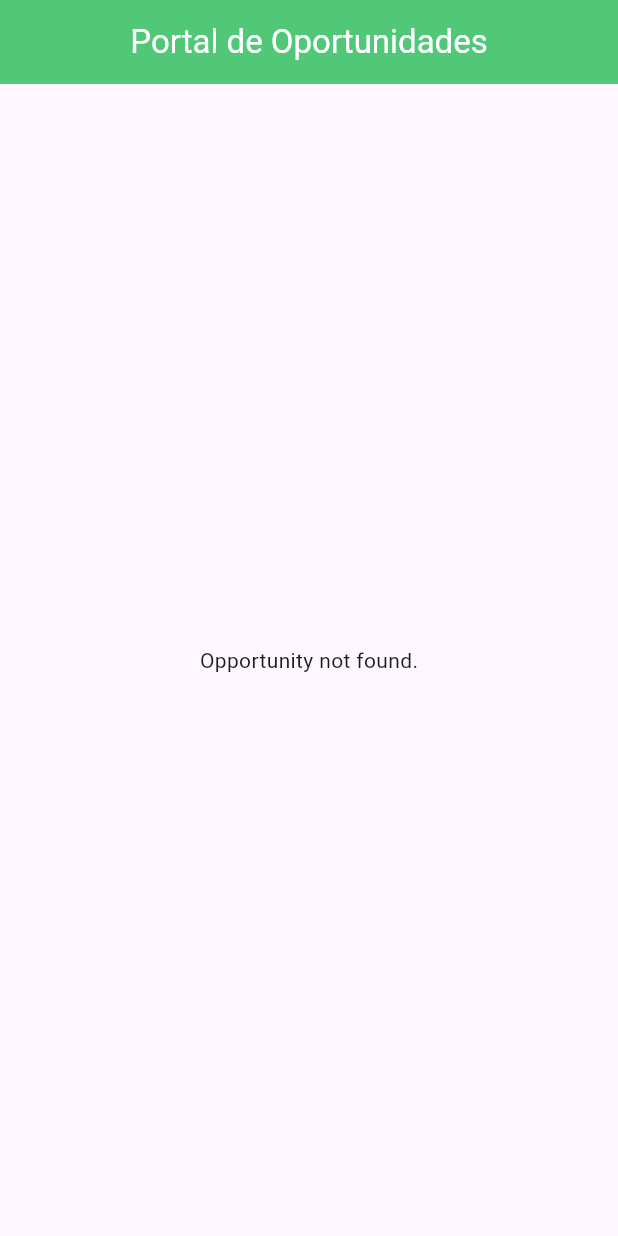
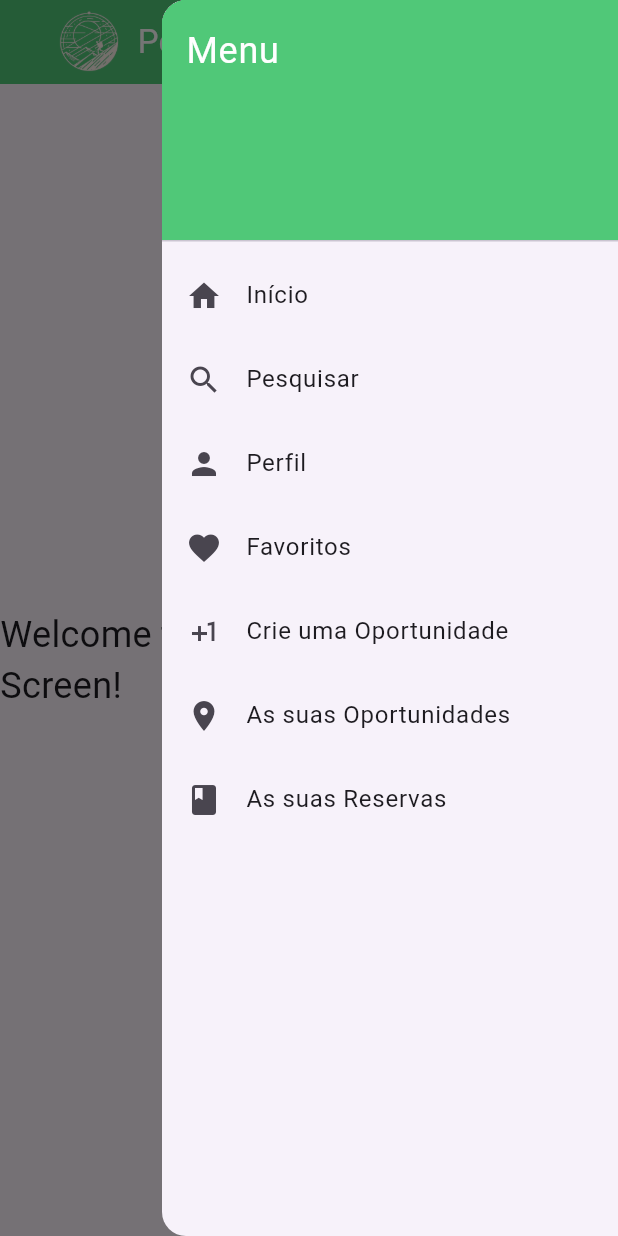
Before and after one commit to ITzJustMe13/PortalDeOportunidades, a Flutter app: the screen it shows after launch, with the side drawer open (before the commit the screen has no drawer), on a phone screen of 412 x 824 dp. Run offline on Flutter 3.47's test engine with Material 3 defaults, Android fonts, the phone set to English and light mode, and no system bars.

Commit message:
Creation of AppBar and NavDrawer and OppDetailsScreen

```diff
--- /dev/null
+++ b/frontend/lib/Views/CustomAppBar.dart
@@ -0,0 +1,37 @@
+import 'package:flutter/material.dart';
+
+class CustomAppBar extends StatelessWidget implements PreferredSizeWidget {
+  final String title;
+  final List<Widget>? actions;
+
+  const CustomAppBar({
+    Key? key,
+    required this.title,
+    this.actions,
+  }) : super(key: key);
+
+  @override
+  Widget build(BuildContext context) {
+    return AppBar(
+      centerTitle: true,
+      backgroundColor: const Color(0xFF50C878),
+      foregroundColor: Colors.white,
+      actions: actions ?? [],
+      title: Row(
+        mainAxisAlignment: MainAxisAlignment.center,
+        children: [
+          Image.asset(
+            'assets/images/logo.png',
+            height: 50,                  // Adjust the size of the logo
+            width: 50,
+          ),
+          const SizedBox(width: 8),    // Space between logo and title
+          Text(title),
+        ],
+      ),
+    );
+  }
+
+  @override
+  Size get preferredSize => const Size.fromHeight(kToolbarHeight);
+}
--- /dev/null
+++ b/frontend/lib/Views/CustomDrawer.dart
@@ -0,0 +1,75 @@
+import 'package:flutter/material.dart';
+
+class CustomDrawer extends StatelessWidget {
+  @override
+  Widget build(BuildContext context) {
+    return Drawer(
+      child: ListView(
+        padding: EdgeInsets.zero,
+        children: [
+          const DrawerHeader(
+            decoration: BoxDecoration(
+              color: Color(0xFF50C878),
+            ),
+            child: Text(
+              'Menu',
+              style: TextStyle(
+                color: Colors.white,
+                fontSize: 24,
+              ),
+            ),
+          ),
+          ListTile(
+            leading: const Icon(Icons.home),
+            title: const Text('Início'),
+            onTap: () {
+              Navigator.pop(context); // Close the drawer
+            },
+          ),
+          ListTile(
+            leading: const Icon(Icons.search),
+            title: const Text('Pesquisar'),
+            onTap: () {
+              Navigator.pop(context); // Close the drawer
+            },
+          ),
+          ListTile(
+            leading: const Icon(Icons.person),
+            title: const Text('Perfil'),
+            onTap: () {
+              Navigator.pop(context); // Close the drawer
+            },
+          ),
+          ListTile(
+            leading: const Icon(Icons.favorite),
+            title: const Text('Favoritos'),
+            onTap: () {
+              Navigator.pop(context); // Close the drawer
+            },
+          ),
+          ListTile(
+            leading: const Icon(Icons.plus_one),
+            title: const Text('Crie uma Oportunidade'),
+            onTap: () {
+              Navigator.pop(context); // Close the drawer
+            },
+          ),
+          ListTile(
+            leading: const Icon(Icons.place),
+            title: const Text('As suas Oportunidades'),
+            onTap: () {
+              Navigator.pop(context); // Close the drawer
+            },
+          ),
+          ListTile(
+            leading: const Icon(Icons.book),
+            title: const Text('As suas Reservas'),
+            onTap: () {
+              Navigator.pop(context); // Close the drawer
+            },
+          ),
+        ],
+      ),
+    );
+  }
+}
--- /dev/null
+++ b/frontend/lib/Views/OpportunityDetailsScreen.dart
@@ -0,0 +1,21 @@
+import 'package:flutter/material.dart';
+import 'package:frontend/Views/CustomAppBar.dart';
+import 'package:frontend/Views/CustomDrawer.dart';
+
+class OpportunityDetailsScreen extends StatelessWidget {
+  @override
+  Widget build(BuildContext context) {
+    return Scaffold(
+      appBar: CustomAppBar(
+        title: 'Portal de Oportunidades', // Pass the title you want here
+      ),
+      endDrawer: CustomDrawer(), // Use the CustomDrawer here
+      body: Center(
+        child: const Text(
+          'Welcome to Your Opportunity Details Screen!',
+          style: TextStyle(fontSize: 24),
+        ),
+      ),
+    );
+  }
+}
--- a/frontend/lib/main.dart
+++ b/frontend/lib/main.dart
@@ -1,4 +1,5 @@
 import 'package:flutter/material.dart';
+import 'package:frontend/Views/OpportunityDetailsScreen.dart';
 import 'package:frontend/main_page.dart';
 
 void main() {
@@ -10,8 +11,13 @@ class MainApp extends StatelessWidget {
 
   @override
   Widget build(BuildContext context) {
-    return const MaterialApp(
-      home: MainPage(),
+    return MaterialApp(
+      debugShowCheckedModeBanner: false, // Removes the debug banner
+      title: 'Flutter App',
+      theme: ThemeData(
+        primarySwatch: Colors.green,
+      ),
+      home: OpportunityDetailsScreen(), // No need to use `.new`
     );
   }
 }
--- a/frontend/pubspec.yaml
+++ b/frontend/pubspec.yaml
@@ -20,3 +20,5 @@ dev_dependencies:
 
 flutter:
   uses-material-design: true
+  assets:
+    - assets/images/logo.png
```
Also changed, not shown: frontend/assets/images/logo.png (added).
